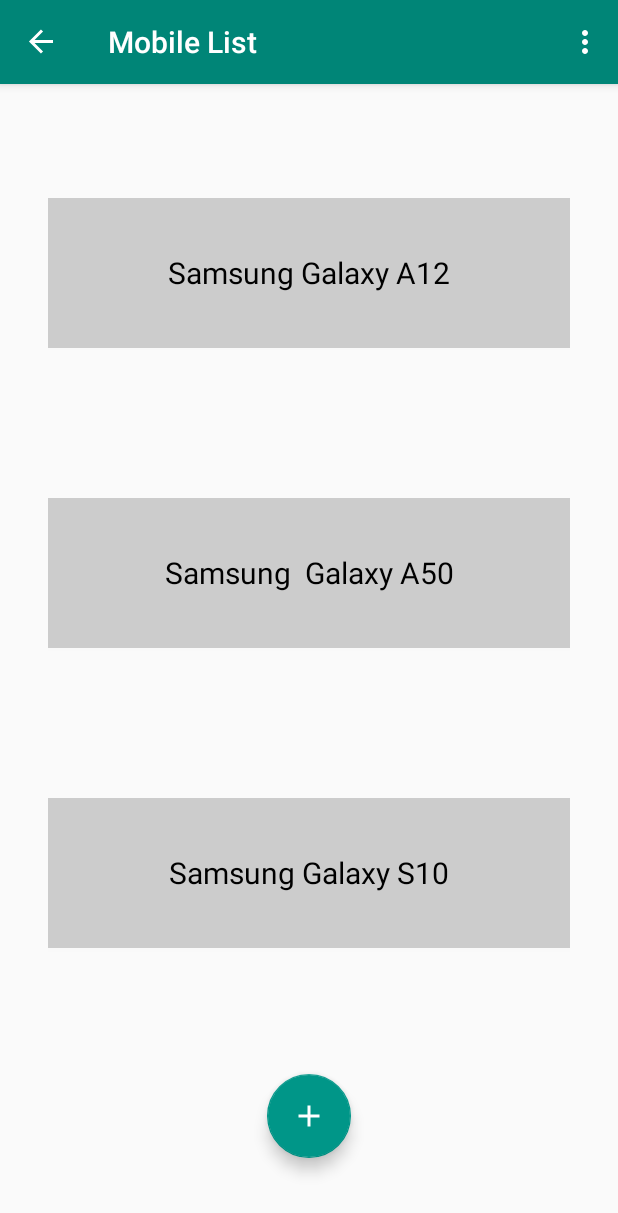
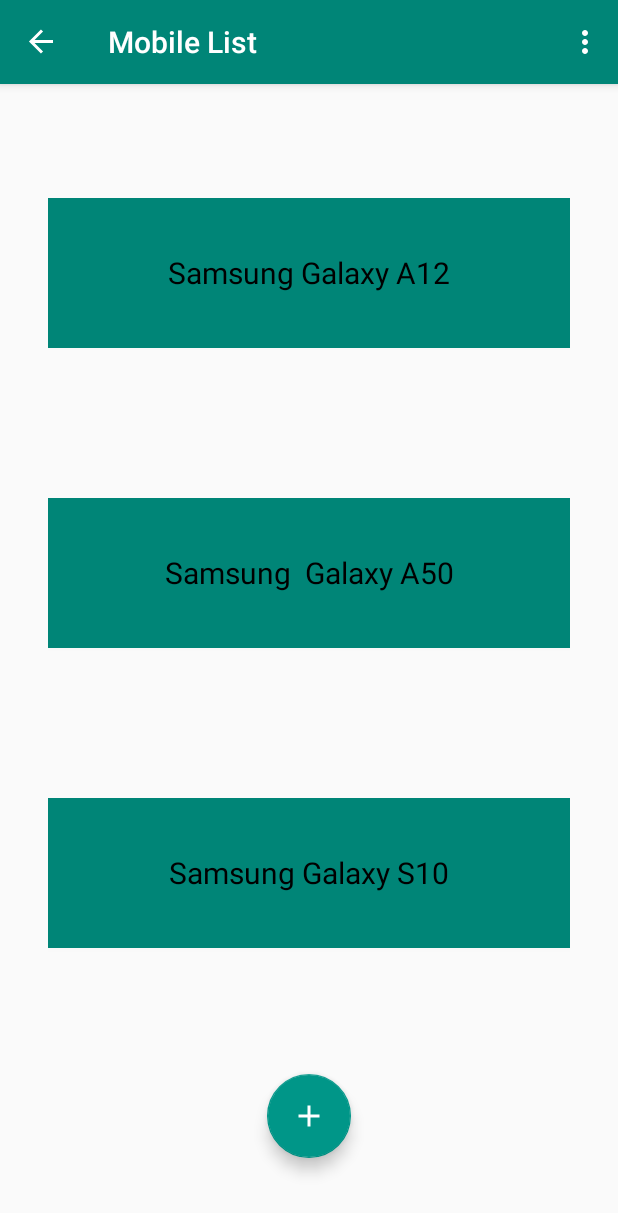
Before and after one commit to anusri304/MobileStore, an Android app: the MobileFragment screen opened through its navigation route, on a phone screen of 412 x 824 dp. Shown: the top 1213 px of the screen. Run offline under Robolectric (Android 15) with nearby library versions, the phone set to English and light mode, and no system bars; our stand-ins replace Timber, data binding, navigation-ui.

Commit message:
Added button color

```diff
--- a/app/src/main/java/com/udacity/mobilestore/MobileFragment.kt
+++ b/app/src/main/java/com/udacity/mobilestore/MobileFragment.kt
@@ -6,6 +6,7 @@ import android.view.*
 import android.widget.LinearLayout
 import android.widget.TextView
 import androidx.cardview.widget.CardView
+import androidx.core.content.ContextCompat
 import androidx.core.view.MenuHost
 import androidx.core.view.MenuProvider
 import androidx.databinding.DataBindingUtil
@@ -56,7 +57,7 @@ class MobileFragment : Fragment(), MenuProvider {
         cardview.setLayoutParams(params)
         cardview.setRadius(15F);
         cardview.setMaxCardElevation(50F)
-        cardview.setCardBackgroundColor(Color.LTGRAY);
+        cardview.setCardBackgroundColor(ContextCompat.getColor(requireActivity(), R.color.colorPrimary));
 
 
         val textCard: TextView = TextView(requireContext())
```
Also changed, not shown: 1 other file.
